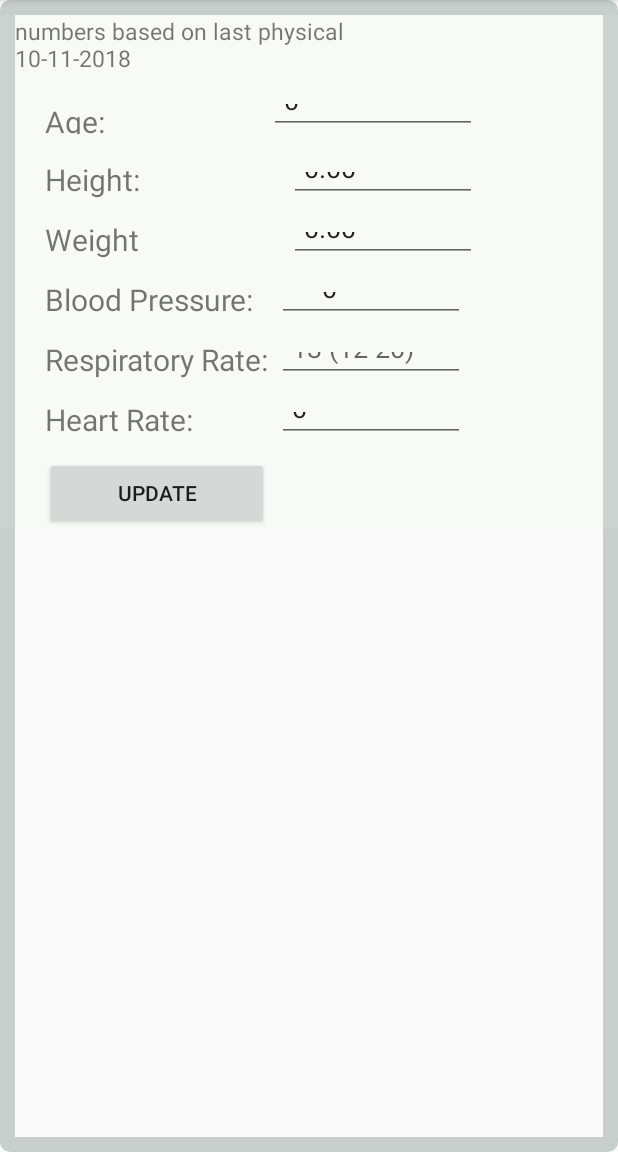
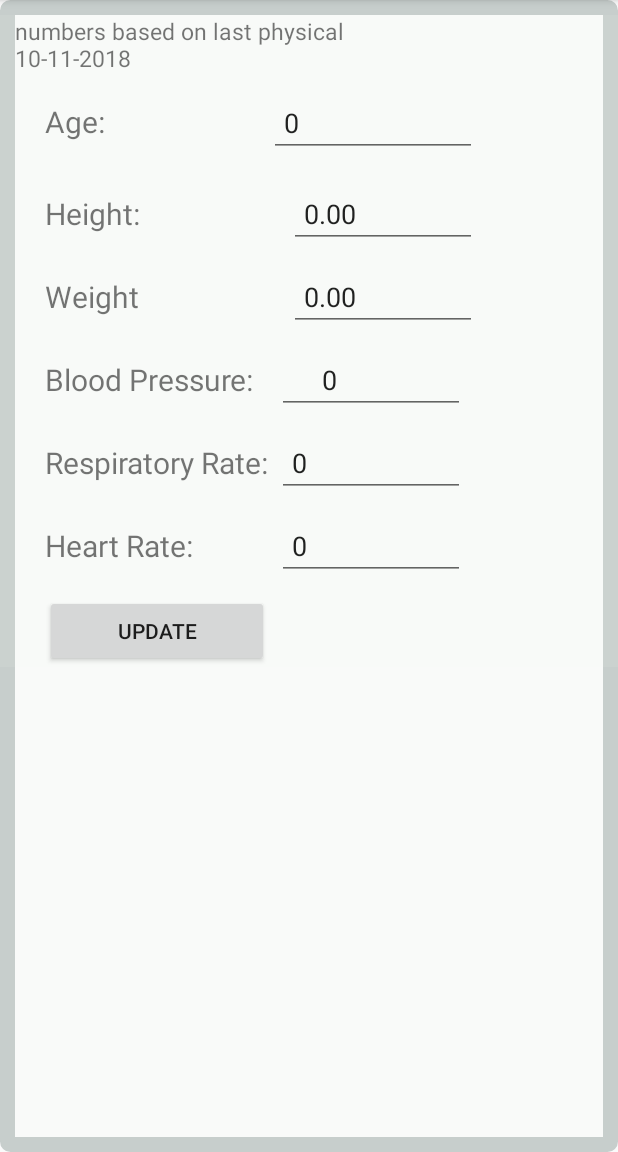
Before and after one commit to ryanlazo/HeyDoc, an Android app: the fragment UserStatsFragment placed in its activity, on a phone screen of 412 x 824 dp, the part 84-1236 px from its top. Run offline under Robolectric (Android 15) with nearby library versions, the phone set to English and light mode, and no system bars; our stand-ins replace Room's generated code; libraries missing offline, so code that uses them is left out: android.arch.persistence.

Commit message:
WIP user_stats

```diff
--- a/app/src/main/java/edu/cnm/deepdive/heydoc/UserStatsFragment.java
+++ b/app/src/main/java/edu/cnm/deepdive/heydoc/UserStatsFragment.java
@@ -2,6 +2,8 @@ package edu.cnm.deepdive.heydoc;
 
 import android.os.Bundle;
 import android.support.v4.app.Fragment;
+import android.text.Editable;
+import android.text.TextWatcher;
 import android.view.LayoutInflater;
 import android.view.View;
 import android.view.View.OnClickListener;
@@ -11,7 +13,7 @@ import android.widget.EditText;
 import edu.cnm.deepdive.heydoc.models.Account;
 import java.util.List;
 
-public class UserStatsFragment extends Fragment {
+public class UserStatsFragment extends Fragment implements TextWatcher{
 
   private EditText ageEdit;
   private EditText heightEdit;
@@ -41,6 +43,12 @@ public class UserStatsFragment extends Fragment {
     bpEdit = view.findViewById(R.id.bp_edit);
     rrEdit = view.findViewById(R.id.rr_edit);
     hrEdit = view.findViewById(R.id.hr_edit);
+    ageEdit.addTextChangedListener(this);
+    heightEdit.addTextChangedListener(this);
+    weightEdit.addTextChangedListener(this);
+    bpEdit.addTextChangedListener(this);
+    rrEdit.addTextChangedListener(this);
+    hrEdit.addTextChangedListener(this);
     Button button = view.findViewById(R.id.update_button);
 
     updateDisplay();
@@ -48,15 +56,10 @@ public class UserStatsFragment extends Fragment {
     button.setOnClickListener(new OnClickListener() {
       @Override
       public void onClick(View v) {
-        age = Integer.parseInt(ageEdit.getText().toString());
-        height = Double.parseDouble(heightEdit.getText().toString());
-        weight = Double.parseDouble(weightEdit.getText().toString());
-        bp = Integer.parseInt(bpEdit.getText().toString());
-        rr = Integer.parseInt(rrEdit.getText().toString());
-        hr = Integer.parseInt(hrEdit.getText().toString());
         new Thread(new Runnable() {
           @Override
           public void run() {
+            Account account = UniDatabase.getInstance(getContext()).accountDao().findById();
             account.setAge(age);
             account.setHeight(height);
             account.setWeight(weight);
@@ -77,18 +80,43 @@ public class UserStatsFragment extends Fragment {
     new Thread(new Runnable() {
       @Override
       public void run() {
-        final List<Account> accounts = UniDatabase.getInstance(getContext()).accountDao().getAll();
         getActivity().runOnUiThread(new Runnable() {
           @Override
           public void run() {
             ageEdit.setText(String.format("%d", account.getAge()));
             heightEdit.setText(String.format("%.2f", account.getHeight()));
             weightEdit.setText(String.format("%.2f", account.getWeight()));
-            bpEdit.setText(String.format("%d", account.getRespiratoryRate()));
+            bpEdit.setText(String.format("%d", account.getBloodPressure()));
+            rrEdit.setText(String.format("%d", account.getRespiratoryRate()));
             hrEdit.setText(String.format("%d", account.getHeartRate()));
           }
         });
       }
     }).start();
   }
+
+  @Override
+  public void beforeTextChanged(CharSequence s, int start, int count, int after) {
+
+  }
+
+  @Override
+  public void onTextChanged(CharSequence s, int start, int before, int count) {
+
+  }
+
+  @Override
+  public void afterTextChanged(Editable s) {
+
+    try {
+      age = Integer.parseInt(ageEdit.getText().toString());
+      height = Double.parseDouble(heightEdit.getText().toString());
+      weight = Double.parseDouble(weightEdit.getText().toString());
+      bp = Integer.parseInt(bpEdit.getText().toString());
+      rr = Integer.parseInt(rrEdit.getText().toString());
+      hr = Integer.parseInt(hrEdit.getText().toString());
+    } catch (NumberFormatException e) {
+
+    }
+  }
 }
--- a/app/src/main/java/edu/cnm/deepdive/heydoc/dao/AccountDao.java
+++ b/app/src/main/java/edu/cnm/deepdive/heydoc/dao/AccountDao.java
@@ -16,6 +16,9 @@ public interface AccountDao {
   @Query("SELECT * FROM Account")
   List<Account> getAll();
 
+  @Query("SELECT * FROM account WHERE id = 1")
+  Account findById();
+
   @Insert
   long insert(Account account);
 
--- a/app/src/main/res/layout/fragment_user_stats.xml
+++ b/app/src/main/res/layout/fragment_user_stats.xml
@@ -36,7 +36,7 @@
           android:inputType="number"
           android:hint="30"
           android:layout_width="125dp"
-          android:layout_height="30dp"
+          android:layout_height="wrap_content"
           android:paddingStart="10dp"
           android:layout_column="1"/>
     </TableRow>
@@ -60,7 +60,7 @@
           android:inputType="numberDecimal"
           android:hint="5'10"
           android:layout_width="125dp"
-          android:layout_height="30dp"
+          android:layout_height="wrap_content"
 
           android:paddingStart="10dp"/>
 
@@ -82,10 +82,10 @@
         android:paddingStart="13dp">
         <EditText
           android:id="@+id/weight_edit"
-          android:inputType="numberDecimal"
+          android:inputType="number"
           android:hint="156.3lbs"
           android:layout_width="125dp"
-          android:layout_height="30dp"
+          android:layout_height="wrap_content"
 
           android:paddingStart="10dp"/>
 
@@ -107,10 +107,10 @@
         android:paddingStart="5dp">
         <EditText
           android:id="@+id/bp_edit"
-          android:inputType="number"
+          android:inputType="numberDecimal"
           android:hint="117/73"
           android:layout_width="125dp"
-          android:layout_height="30dp"
+          android:layout_height="wrap_content"
 
           android:paddingStart="30dp"/>
       </LinearLayout>
@@ -132,10 +132,10 @@
         android:paddingStart="5dp">
         <EditText
           android:id="@+id/rr_edit"
-          android:inputType="number"
+          android:inputType="numberDecimal"
           android:hint="13 (12-20)"
           android:layout_width="125dp"
-          android:layout_height="30dp"
+          android:layout_height="wrap_content"
 
           android:paddingStart="10dp"/>
       </LinearLayout>
@@ -157,10 +157,10 @@
         android:paddingStart="5dp">
         <EditText
           android:id="@+id/hr_edit"
-          android:inputType="number"
+          android:inputType="numberDecimal"
           android:hint="60-100"
           android:layout_width="125dp"
-          android:layout_height="30dp"
+          android:layout_height="wrap_content"
 
           android:paddingStart="10dp"/>
       </LinearLayout>
```
